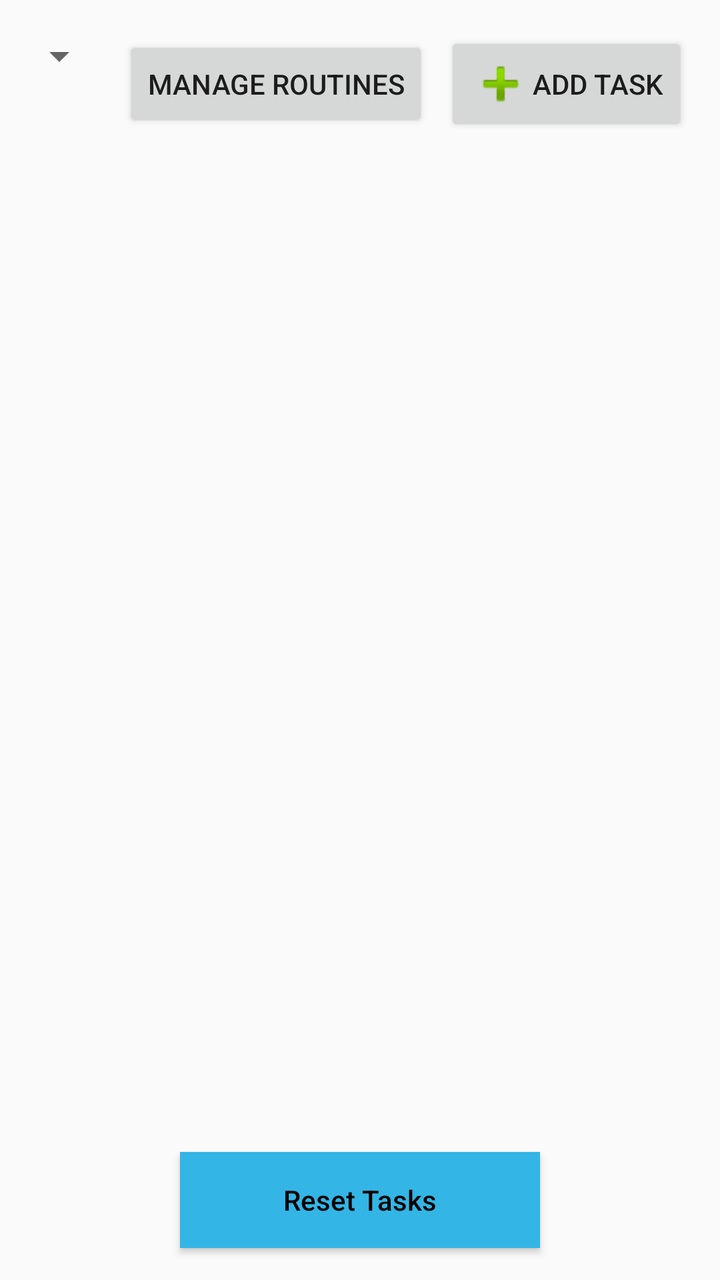
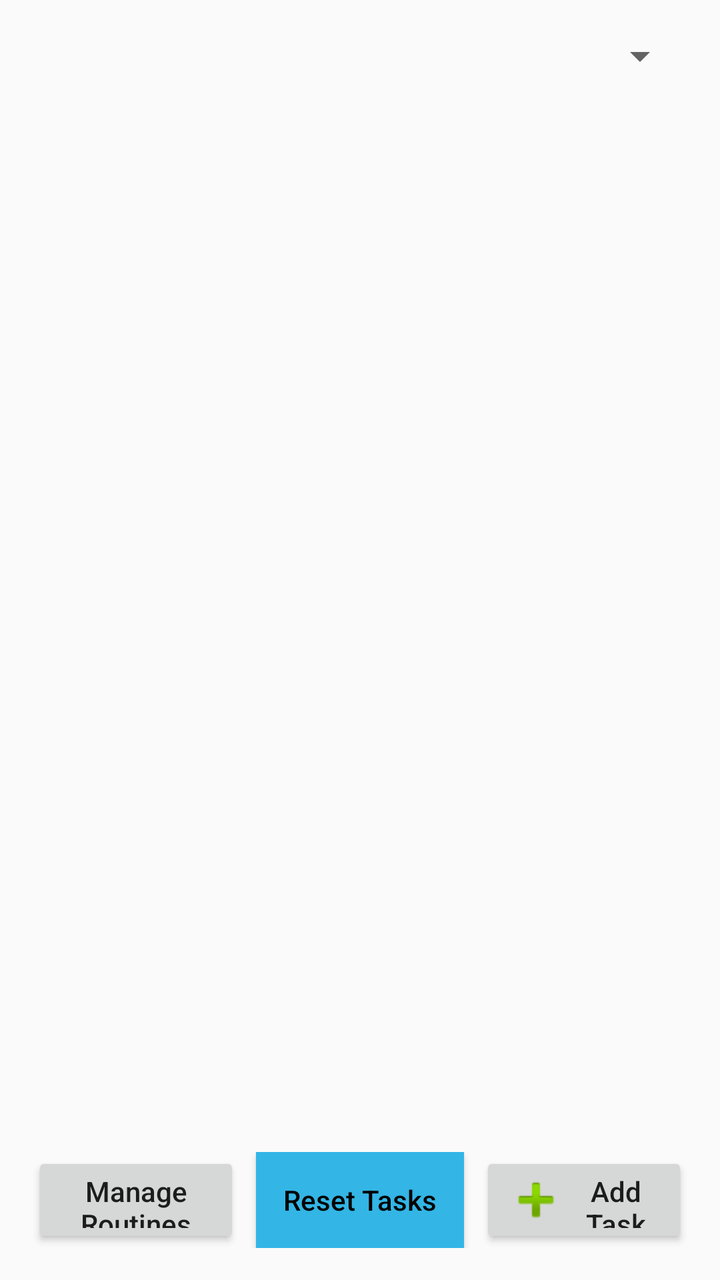

Before-and-after screenshots of an Android layout around one commit, followed by the original layout XML and the change that was made.
<!-- AndroidManifest.xml: activity theme Theme.Checklist -->
<!-- res/layout/activity_main.xml -->
<?xml version="1.0" encoding="utf-8"?>
<androidx.constraintlayout.widget.ConstraintLayout xmlns:android="http://schemas.android.com/apk/res/android"
    xmlns:app="http://schemas.android.com/apk/res-auto"
    xmlns:tools="http://schemas.android.com/tools"
    android:layout_width="match_parent"
    android:layout_height="match_parent"
    tools:context=".MainActivity">

    <LinearLayout
        android:id="@+id/topButtonsLayout"
        android:layout_width="0dp"
        android:layout_height="wrap_content"
        android:orientation="horizontal"
        android:gravity="start"
        android:padding="16dp"
        app:layout_constraintEnd_toEndOf="parent"
        app:layout_constraintStart_toStartOf="parent"
        app:layout_constraintTop_toTopOf="parent">

        <Spinner
            android:id="@+id/routineSpinner"
            android:layout_width="0dp"
            android:layout_height="wrap_content"
            android:layout_weight="1"
            android:spinnerMode="dropdown" />

        <Button
            android:id="@+id/manageRoutinesButton"
            android:layout_width="wrap_content"
            android:layout_height="wrap_content"
            android:text="Manage Routines"
            android:layout_marginStart="8dp" />

        <Button
            android:id="@+id/addTaskButton"
            android:layout_width="wrap_content"
            android:layout_height="wrap_content"
            android:text="Add Task"
            android:drawableStart="@android:drawable/ic_input_add"
            android:layout_marginStart="8dp" />

    </LinearLayout>

    <androidx.recyclerview.widget.RecyclerView
        android:id="@+id/recyclerView"
        android:layout_width="0dp"
        android:layout_height="0dp"
        app:layout_constraintBottom_toTopOf="@id/resetStatusButton"
        app:layout_constraintEnd_toEndOf="parent"
        app:layout_constraintStart_toStartOf="parent"
        app:layout_constraintTop_toBottomOf="@id/topButtonsLayout"
        tools:listitem="@layout/item_task" />

    <Button
        android:id="@+id/resetStatusButton"
        android:layout_width="0dp"
        android:layout_height="48dp"
        android:text="Reset Tasks"
        android:background="@android:color/holo_blue_light"
        android:textColor="@android:color/black"
        android:textAllCaps="false"
        app:layout_constraintBottom_toBottomOf="parent"
        app:layout_constraintEnd_toEndOf="parent"
        app:layout_constraintStart_toStartOf="parent"
        app:layout_constraintWidth_percent="0.5"
        android:layout_margin="16dp" />

</androidx.constraintlayout.widget.ConstraintLayout>
<!-- res/layout/item_task.xml (included above) -->
<?xml version="1.0" encoding="utf-8"?>
<LinearLayout xmlns:android="http://schemas.android.com/apk/res/android"
    android:layout_width="match_parent"
    android:layout_height="wrap_content"
    android:orientation="horizontal"
    android:padding="20dp"
    android:minHeight="80dp"
    android:gravity="center_vertical">

    <ImageButton
        android:id="@+id/editButton"
        android:layout_width="40dp"
        android:layout_height="40dp"
        android:src="@android:drawable/ic_menu_edit"
        android:contentDescription="Edit task"
        android:scaleType="centerInside"
        android:background="?attr/selectableItemBackground"
        android:layout_marginEnd="16dp" />

    <TextView
        android:id="@+id/taskName"
        android:layout_width="0dp"
        android:layout_height="wrap_content"
        android:layout_weight="1"
        android:textSize="20sp"
        android:textStyle="bold" />

    <Switch
        android:id="@+id/completeToggle"
        android:layout_width="wrap_content"
        android:layout_height="wrap_content"
        android:layout_marginStart="16dp"
        android:layout_marginEnd="12dp"
        android:scaleX="1.5"
        android:scaleY="1.5" />

</LinearLayout>
<!-- resources referenced by this layout -->
<resources>
  <style name="Theme.Checklist" parent="Theme.AppCompat.Light.DarkActionBar">
          
          <item name="colorPrimary">@android:color/holo_blue_light</item>
          <item name="colorPrimaryVariant">@android:color/holo_blue_dark</item>
          <item name="colorOnPrimary">@android:color/white</item>
          
          <item name="colorSecondary">@android:color/holo_green_light</item>
          <item name="colorSecondaryVariant">@android:color/holo_green_dark</item>
          <item name="colorOnSecondary">@android:color/black</item>
      </style>
</resources>

<!-- the commit's change to res/layout/activity_main.xml (unified diff, before → after) -->
@@ -24,46 +24,65 @@
             android:layout_weight="1"
             android:spinnerMode="dropdown" />
 
-        <Button
-            android:id="@+id/manageRoutinesButton"
-            android:layout_width="wrap_content"
-            android:layout_height="wrap_content"
-            android:text="Manage Routines"
-            android:layout_marginStart="8dp" />
-
-        <Button
-            android:id="@+id/addTaskButton"
-            android:layout_width="wrap_content"
-            android:layout_height="wrap_content"
-            android:text="Add Task"
-            android:drawableStart="@android:drawable/ic_input_add"
-            android:layout_marginStart="8dp" />
-
     </LinearLayout>
 
     <androidx.recyclerview.widget.RecyclerView
         android:id="@+id/recyclerView"
         android:layout_width="0dp"
         android:layout_height="0dp"
-        app:layout_constraintBottom_toTopOf="@id/resetStatusButton"
+        app:layout_constraintBottom_toTopOf="@id/bottomButtonsLayout"
         app:layout_constraintEnd_toEndOf="parent"
         app:layout_constraintStart_toStartOf="parent"
         app:layout_constraintTop_toBottomOf="@id/topButtonsLayout"
         tools:listitem="@layout/item_task" />
 
-    <Button
-        android:id="@+id/resetStatusButton"
+    <LinearLayout
+        android:id="@+id/bottomButtonsLayout"
         android:layout_width="0dp"
-        android:layout_height="48dp"
-        android:text="Reset Tasks"
-        android:background="@android:color/holo_blue_light"
-        android:textColor="@android:color/black"
-        android:textAllCaps="false"
+        android:layout_height="wrap_content"
+        android:orientation="horizontal"
+        android:gravity="center_vertical"
+        android:layout_margin="16dp"
         app:layout_constraintBottom_toBottomOf="parent"
         app:layout_constraintEnd_toEndOf="parent"
-        app:layout_constraintStart_toStartOf="parent"
-        app:layout_constraintWidth_percent="0.5"
-        android:layout_margin="16dp" />
+        app:layout_constraintStart_toStartOf="parent">
+
+        <Button
+            android:id="@+id/manageRoutinesButton"
+            android:layout_width="0dp"
+            android:layout_height="48dp"
+            android:minHeight="48dp"
+            android:maxHeight="48dp"
+            android:layout_weight="1"
+            android:layout_marginEnd="8dp"
+            android:text="Manage Routines"
+            android:textAllCaps="false" />
+
+        <Button
+            android:id="@+id/resetStatusButton"
+            android:layout_width="0dp"
+            android:layout_height="48dp"
+            android:minHeight="48dp"
+            android:maxHeight="48dp"
+            android:layout_weight="1"
+            android:background="@android:color/holo_blue_light"
+            android:text="Reset Tasks"
+            android:textAllCaps="false"
+            android:textColor="@android:color/black" />
+
+        <Button
+            android:id="@+id/addTaskButton"
+            android:layout_width="0dp"
+            android:layout_height="48dp"
+            android:minHeight="48dp"
+            android:maxHeight="48dp"
+            android:layout_weight="1"
+            android:layout_marginStart="8dp"
+            android:drawableStart="@android:drawable/ic_input_add"
+            android:text="Add Task"
+            android:textAllCaps="false" />
+
+    </LinearLayout>
 
 </androidx.constraintlayout.widget.ConstraintLayout>
 <!-- res/layout/item_task.xml (included above) -->
